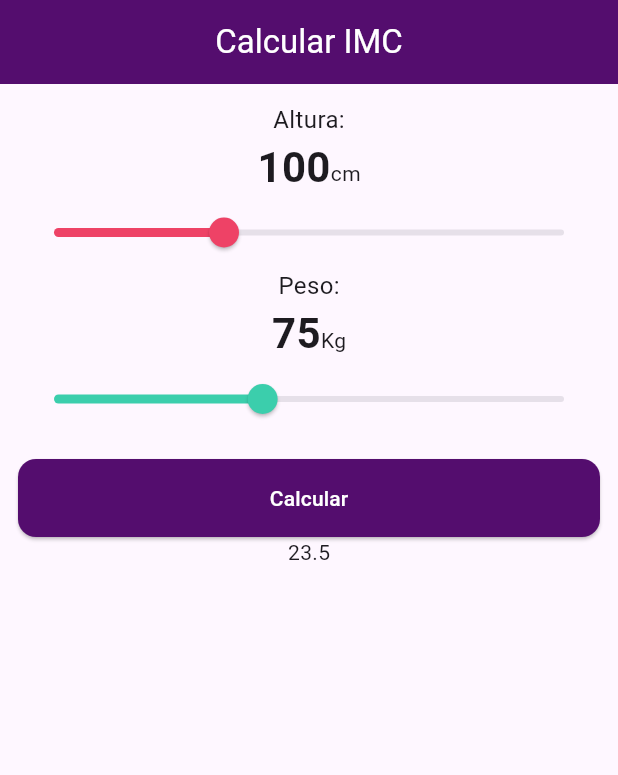
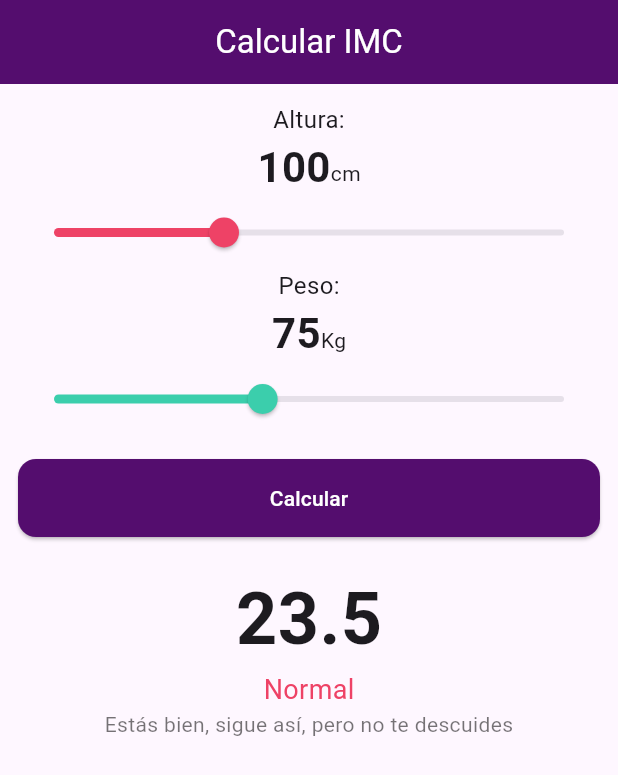
Before and after one commit to eeBarrionuevo/bmiapp_g9, a Flutter app: the screen it shows after launch, on a phone screen of 412 x 824 dp. Shown: the top 775 px of the screen. Run offline on Flutter 3.47's test engine with Material 3 defaults, Android fonts, the phone set to English and light mode, and no system bars.

Commit message:
Button and Images

```diff
--- a/lib/main.dart
+++ b/lib/main.dart
@@ -137,8 +137,30 @@ class _HomePageState extends State<HomePage> {
               ),
             ),
 
+            SizedBox(
+              height: 20.0,
+            ),
             Text(
               "23.5",
+              style: TextStyle(
+                fontSize: 48.0,
+                fontWeight: FontWeight.bold,
+              ),
+            ),
+            Text(
+              "Normal",
+              style: TextStyle(
+                color: Color(0xffee4266),
+                fontSize: 18.0,
+              ),
+            ),
+            Text(
+              "Estás bien, sigue así, pero no te descuides",
+              textAlign: TextAlign.center,
+              style: TextStyle(
+                color: Colors.black54,
+                fontSize: 14.0,
+              ),
             ),
 
           ],
```
Also changed, not shown: assets/images/image1.png (added), assets/images/image2.png (added), assets/images/image3.png (added).
